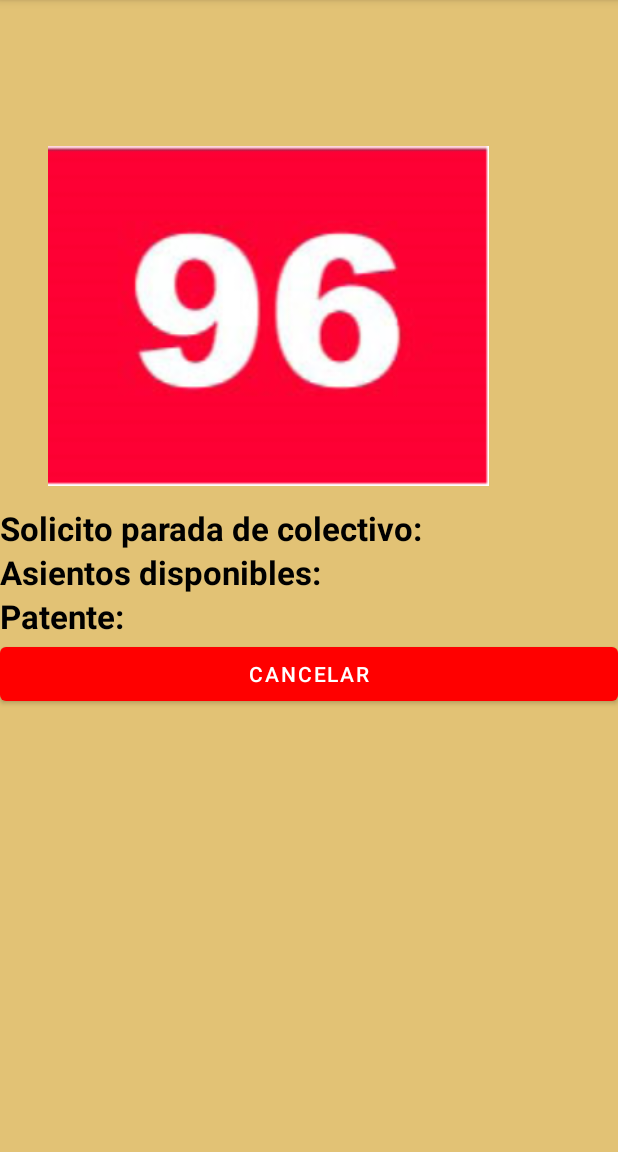
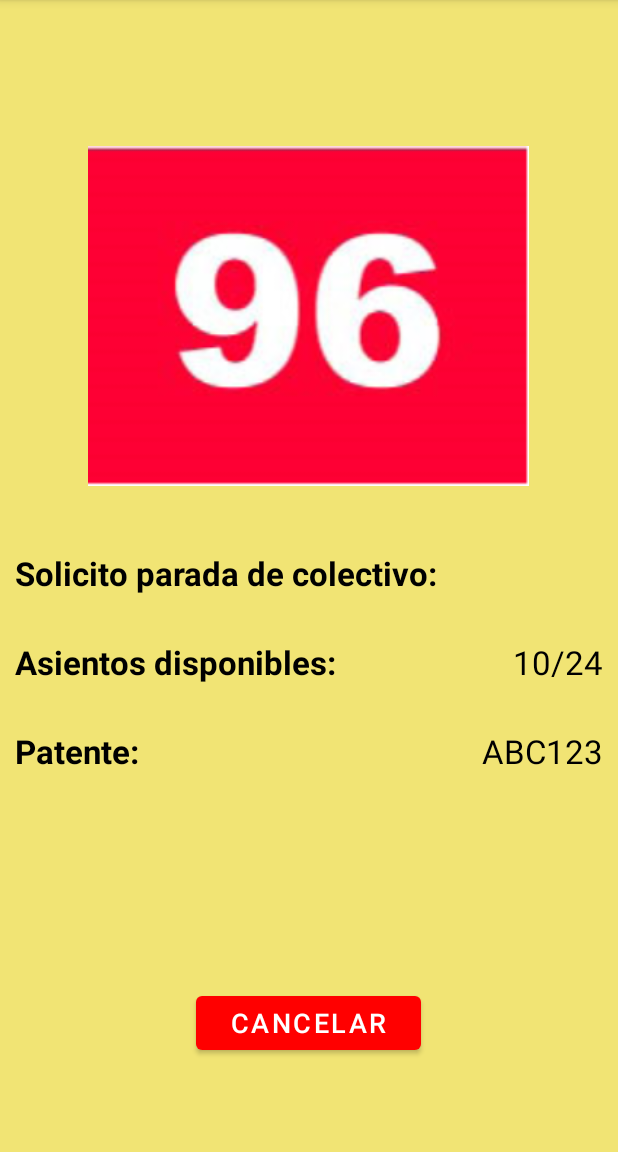
Before and after one commit to PazMatias/TpAndroid, an Android app: the BusDetailActivity screen opened directly, with no data from a screen before it, on a phone screen of 412 x 824 dp, the part 84-1236 px from its top. Run offline under Robolectric (Android 15) with nearby library versions, the phone set to English and light mode, and no system bars; 7 statements that could not run were skipped.

Commit message:
Se agrega pantalla mockeada de detalle de lineas de colectivo

```diff
--- a/app/src/main/java/com/example/tpandroid/Views/BusDetailActivity.java
+++ b/app/src/main/java/com/example/tpandroid/Views/BusDetailActivity.java
@@ -31,9 +31,6 @@ public class BusDetailActivity extends AppCompatActivity implements SensorEventL
         hiloRegistraEvento.execute(getString(R.string.url_register_api),"Colectivo Parado","Se agito el celular para parar un colectivo");
         PreferencesHelper.Save(this, MetricsTables.STOPCOUNT,this.email,String.valueOf(Integer.parseInt(value) + 1));
 
-        //mSensorManager = (SensorManager) getSystemService(SENSOR_SERVICE);
-
-        //mSensorManager.registerListener(this, mSensorManager.getDefaultSensor(Sensor.TYPE_PROXIMITY),SensorManager.SENSOR_DELAY_NORMAL);
     }
 
     @Override
--- a/app/src/main/res/layout/activity_bus_detail.xml
+++ b/app/src/main/res/layout/activity_bus_detail.xml
@@ -3,20 +3,21 @@
     xmlns:app="http://schemas.android.com/apk/res-auto"
     xmlns:tools="http://schemas.android.com/tools"
     android:layout_width="match_parent"
+    android:layout_height="match_parent"
+    android:background="@color/yellow"
     android:orientation="vertical"
-    android:layout_height="match_parent"
-    android:background="@color/darkGreen"
     tools:context=".Views.BusDetailActivity">
 
     <LinearLayout
-    android:layout_height="match_parent"
-    android:orientation="vertical"
-    android:layout_width="match_parent">
+        android:layout_width="match_parent"
+        android:layout_height="wrap_content"
+        android:orientation="vertical">
 
         <ImageView
             android:id="@+id/imageView"
             android:layout_width="294dp"
             android:layout_height="253dp"
+            android:layout_gravity="center"
             android:layout_marginStart="32dp"
             android:layout_marginTop="84dp"
             android:layout_marginEnd="32dp"
@@ -24,40 +25,109 @@
             app:layout_constraintStart_toStartOf="parent"
             app:layout_constraintTop_toTopOf="parent"
             app:srcCompat="@drawable/linea96" />
+    </LinearLayout>
+
+
+    <LinearLayout
+        android:layout_width="match_parent"
+        android:layout_height="wrap_content"
+        android:layout_marginTop="30dp"
+        android:layout_marginRight="10dp"
+        android:layout_marginLeft="10dp"
+        android:orientation="horizontal">
 
         <TextView
             android:id="@+id/waitingBusTextView"
+            android:layout_width="wrap_content"
+            android:layout_height="wrap_content"
+            android:text="@string/waiting_bus"
+            android:textColor="@color/black"
+            android:textSize="22dp"
+            android:textStyle="bold" />
+
+        <TextView
+            android:id="@+id/waitingBusValueTextView"
             android:layout_width="match_parent"
             android:layout_height="wrap_content"
-        android:textStyle="bold"
+            android:text=""
+            android:textAlignment="viewEnd"
+            android:textColor="@color/black"
             android:textSize="22dp"
-        android:textColor="@color/black"
-        android:text="@string/waiting_bus" />
+            android:textStyle="normal" />
+    </LinearLayout>
+
+    <LinearLayout
+        android:layout_width="match_parent"
+        android:layout_height="wrap_content"
+        android:layout_marginTop="30dp"
+        android:layout_marginRight="10dp"
+        android:layout_marginLeft="10dp"
+        android:orientation="horizontal">
 
         <TextView
             android:id="@+id/availableSeatsTextView"
+            android:layout_width="wrap_content"
+            android:layout_height="wrap_content"
+            android:text="@string/available_seats"
+            android:textColor="@color/black"
+            android:textSize="22dp"
+            android:textStyle="bold" />
+
+        <TextView
+            android:id="@+id/availableSeatsValueTextView"
             android:layout_width="match_parent"
             android:layout_height="wrap_content"
-        android:textStyle="bold"
+            android:text="@string/available_seats_value"
+            android:textAlignment="viewEnd"
+            android:textColor="@color/black"
             android:textSize="22dp"
-        android:textColor="@color/black"
-        android:text="@string/available_seats" />
+            android:textStyle="normal" />
+    </LinearLayout>
+
+    <LinearLayout
+        android:layout_width="match_parent"
+        android:layout_height="wrap_content"
+        android:layout_marginTop="30dp"
+        android:layout_marginRight="10dp"
+        android:layout_marginLeft="10dp"
+        android:orientation="horizontal">
+
         <TextView
             android:id="@+id/plateTextView"
+            android:layout_width="wrap_content"
+            android:layout_height="wrap_content"
+            android:text="@string/plate"
+            android:textColor="@color/black"
+            android:textSize="22dp"
+            android:textStyle="bold" />
+
+        <TextView
+            android:id="@+id/plateValueTextView"
             android:layout_width="match_parent"
             android:layout_height="wrap_content"
-        android:textStyle="bold"
+            android:text="@string/plate_value"
+            android:textAlignment="viewEnd"
+            android:textColor="@color/black"
             android:textSize="22dp"
-        android:textColor="@color/black"
-        android:text="@string/plate" />
+            android:textStyle="normal" />
+    </LinearLayout>
+
+    <FrameLayout
+        android:layout_width="match_parent"
+        android:layout_height="match_parent"
+        android:layout_marginTop="30dp"
+        android:orientation="vertical">
 
         <Button
-        android:id="@+id/button"
-        android:layout_width="match_parent"
+            android:id="@+id/cancelButton"
+            android:layout_width="150dp"
             android:layout_height="wrap_content"
-        android:text="Cancelar"
-        android:textAlignment="center"
+            android:layout_gravity="center"
+            android:layout_marginTop="25dp"
+            android:text="@string/cancel_button"
             android:textColor="@color/white"
+            android:textSize="18dp"
             app:backgroundTint="@color/red" />
+
+    </FrameLayout>
 </LinearLayout>
-</LinearLayout>
--- a/app/src/main/res/values/strings.xml
+++ b/app/src/main/res/values/strings.xml
@@ -16,6 +16,9 @@
     <string name="stop_count">Solicitudes de parada:</string>
     <string name="waiting_bus">Solicito parada de colectivo:</string>
     <string name="available_seats">Asientos disponibles:</string>
+    <string name="available_seats_value">10/24</string>
     <string name="plate">Patente:</string>
+    <string name="plate_value">ABC123</string>
+    <string name="cancel_button">Cancelar</string>
 
 </resources>
```
Lines whose indentation alone changed are shown as unchanged.
